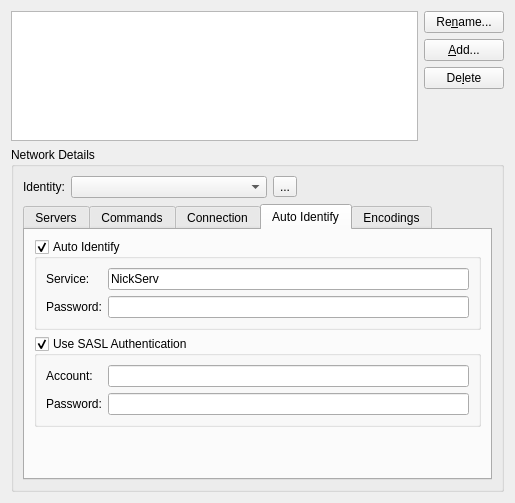
This is src/qtui/settingspages/networkssettingspage.ui in quassel/quassel as Qt 5 draws it before an edit. The edited form follows.
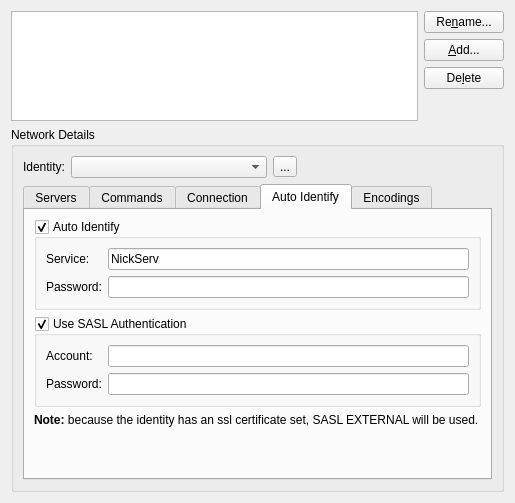
This is the edited form. The open tabs and pages were chosen to show the change. Icons and pictures are not drawn.

Commit message:
Add support for SASL EXTERNAL
This is a method to identify to nickserv during connection registration,
like SASL PLAIN, but using the fingerprint of the certificate. Currently
the method used is chosen based on the mere presence of a certificate.
SASL PLAIN is not used as fallback (either this works or the certificate
is used as normal, with the race condition).

```diff
--- a/src/qtui/settingspages/networkssettingspage.ui
+++ b/src/qtui/settingspages/networkssettingspage.ui
@@ -629,6 +629,16 @@
             </layout>
            </widget>
           </item>
+          <item>
+           <widget class="QLabel" name="label_saslext">
+            <property name="text">
+             <string>&lt;html&gt;&lt;head/&gt;&lt;body&gt;&lt;p&gt;&lt;span style=&quot; font-weight:600;&quot;&gt;Note:&lt;/span&gt; because the identity has an ssl certificate set, SASL EXTERNAL will be used.&lt;/p&gt;&lt;/body&gt;&lt;/html&gt;</string>
+            </property>
+            <property name="wordWrap">
+             <bool>true</bool>
+            </property>
+           </widget>
+          </item>
           <item>
            <spacer name="verticalSpacer_2">
             <property name="orientation">
```
Left out of the diff: 2 changed lines with no effect on the pictures. The commit also changes 4 other files.
